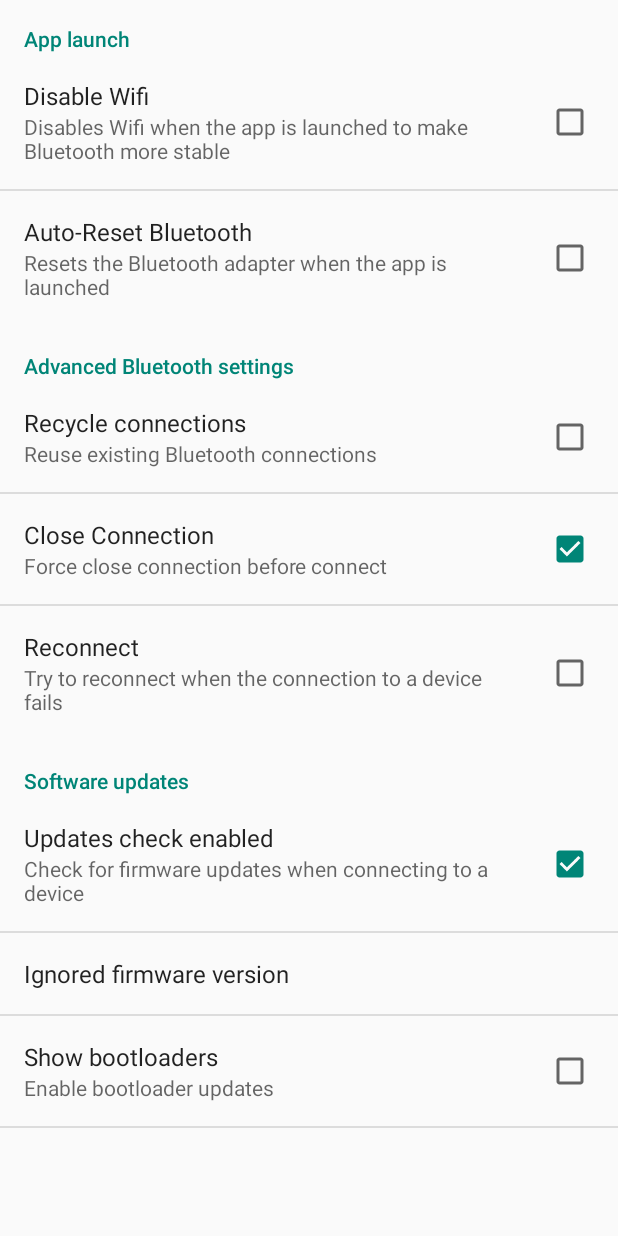
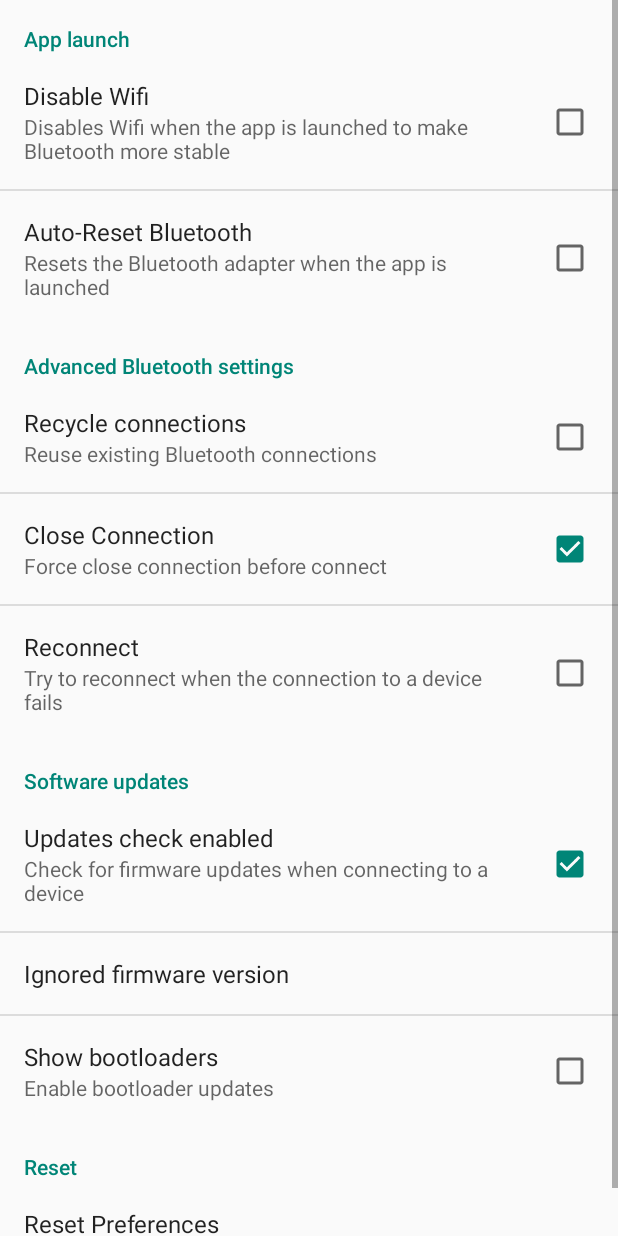
Before and after one commit to adafruit/Bluefruit_LE_Connect_Android, an Android app: the screen it shows after launch (SettingsActivity), in the options menu, after a tap on "Settings", on a phone screen of 412 x 824 dp. Run offline under Robolectric (Android 15) with nearby library versions, the phone set to English and light mode, and no system bars.

Commit message:
+ Preferences: reset (Ressolved #8) * Improved management when the blestack reports errors on basic operations

```diff
--- a/app/src/main/java/com/adafruit/bluefruit/le/connect/app/settings/PreferencesFragment.java
+++ b/app/src/main/java/com/adafruit/bluefruit/le/connect/app/settings/PreferencesFragment.java
@@ -11,15 +11,17 @@ import android.preference.PreferenceCategory;
 import android.preference.PreferenceFragment;
 import android.preference.PreferenceGroup;
 import android.preference.PreferenceManager;
+import android.util.Log;
 
 import com.adafruit.bluefruit.le.connect.BuildConfig;
 import com.adafruit.bluefruit.le.connect.R;
 import com.adafruit.bluefruit.le.connect.app.update.FirmwareUpdater;
 
-import java.util.prefs.Preferences;
-
 
 public class PreferencesFragment extends PreferenceFragment implements SharedPreferences.OnSharedPreferenceChangeListener {
+    // Log
+    private final static String TAG = PreferenceFragment.class.getSimpleName();
+
     @Override
     public void onCreate(Bundle savedInstanceState) {
         super.onCreate(savedInstanceState);
@@ -28,7 +30,24 @@ public class PreferencesFragment extends PreferenceFragment implements SharedPre
         addPreferencesFromResource(R.xml.preferences);
         initSummary(getPreferenceScreen());
 
-        PreferenceManager.setDefaultValues(getActivity(), R.xml.preferences,  false);
+        PreferenceManager.setDefaultValues(getActivity(), R.xml.preferences, false);
+        setupSpecialPreferences();
+    }
+
+    @Override
+    public void onResume() {
+        super.onResume();
+        // Set up a listener whenever a key changes
+        getPreferenceScreen().getSharedPreferences().registerOnSharedPreferenceChangeListener(this);
+    }
+
+    @Override
+    public void onSharedPreferenceChanged(SharedPreferences sharedPreferences, String key) {
+        Log.d(TAG, "Pref changed: " + key);
+        updatePrefSummary(findPreference(key));
+    }
+
+    private void setupSpecialPreferences() {
         SharedPreferences sharedPreferences = PreferenceManager.getDefaultSharedPreferences(getActivity());
 
         // Set updateserver
@@ -47,6 +66,31 @@ public class PreferencesFragment extends PreferenceFragment implements SharedPre
             etp.setText(ignoredVersion);
         }
 
+        // Set reset button
+        Preference button = findPreference(getString(R.string.pref_reset));
+        button.setOnPreferenceClickListener(new Preference.OnPreferenceClickListener() {
+            @Override
+            public boolean onPreferenceClick(Preference arg0) {
+                Log.d(TAG, "Reset preferences");
+
+                // Reset prefs
+                SharedPreferences preferences = PreferenceManager.getDefaultSharedPreferences(getActivity());
+//                PreferenceManager.setDefaultValues(getActivity(), R.xml.preferences, true);
+                SharedPreferences.Editor editor = preferences.edit();
+                editor.clear();
+                editor.commit();
+
+                // Refresh view
+                setPreferenceScreen(null);
+                addPreferencesFromResource(R.xml.preferences);
+
+                // Setup prefs
+                setupSpecialPreferences();
+
+                return true;
+            }
+        });
+
         // Hide advanced options (if not debug)
         if (!BuildConfig.DEBUG) {
             PreferenceCategory category = (PreferenceCategory) findPreference(getResources().getString(R.string.pref_key_update_settings));
@@ -58,20 +102,6 @@ public class PreferencesFragment extends PreferenceFragment implements SharedPre
 
         }
     }
-
-    @Override
-    public void onResume() {
-        super.onResume();
-        // Set up a listener whenever a key changes
-        getPreferenceScreen().getSharedPreferences().registerOnSharedPreferenceChangeListener(this);
-    }
-
-
-    @Override
-    public void onSharedPreferenceChanged(SharedPreferences sharedPreferences, String key) {
-        updatePrefSummary(findPreference(key));
-    }
-
 
     private void initSummary(Preference p) {
         if (p instanceof PreferenceGroup) {
@@ -88,19 +118,14 @@ public class PreferencesFragment extends PreferenceFragment implements SharedPre
         if (p instanceof ListPreference) {
             ListPreference listPref = (ListPreference) p;
             p.setSummary(listPref.getEntry());
-        }
-        if (p instanceof EditTextPreference) {
+        } else if (p instanceof EditTextPreference) {
             EditTextPreference editTextPref = (EditTextPreference) p;
-            if (p.getTitle().toString().contains("assword"))
-            {
-                p.setSummary("******");
-            } else {
-                p.setSummary(editTextPref.getText());
-            }
-        }
-        if (p instanceof MultiSelectListPreference) {
+            p.setSummary(editTextPref.getText());
+        } else if (p instanceof MultiSelectListPreference) {
             EditTextPreference editTextPref = (EditTextPreference) p;
             p.setSummary(editTextPref.getText());
         }
+
+
     }
 }
--- a/app/src/main/java/com/adafruit/bluefruit/le/connect/app/update/FirmwareUpdater.java
+++ b/app/src/main/java/com/adafruit/bluefruit/le/connect/app/update/FirmwareUpdater.java
@@ -212,6 +212,12 @@ public class FirmwareUpdater implements DownloadTask.DownloadTaskListener, BleMa
         }
 
         if (isNetworkAvailable()) {
+            /*
+            BleManager mBleManager = BleManager.getInstance(mContext);
+            mBleManager.disconnect();       // disconnect to let the dfu library connect to the device
+            mBleManager.close();
+*/
+
             mParentActivity = activity;
 
             mProgressDialog = new ProgressFragmentDialog();
--- a/app/src/main/res/values/strings.xml
+++ b/app/src/main/res/values/strings.xml
@@ -147,12 +147,19 @@
     <string name="settings_ignoredversion_edittitle">Version to ignore</string>
     <string name="settings_pref_bootloaders_summary">Enable bootloader updates</string>
     <string name="settings_pref_bootloaders_title">Show bootloaders</string>
+    <string name="pref_key_reset_settings">pref_key_reset_settings</string>
+    <string name="settings_category_reset">Reset</string>
+    <string name="settings_pref_reset_title">Reset Preferences</string>
+    <string name="settings_pref_reset_summmary">Restore default value for all settings</string>
 
     <string name="pref_key_update_settings">pref_key_update_settings</string>
     <string name="pref_updateserver">pref_updateserver</string>
     <string name="pref_updatesversioncheck">pref_updatesversioncheck</string>
     <string name="pref_ignoredversion">pref_ignoredversion</string>
     <string name="pref_showbootloaders">pref_showbootloaders</string>
+    <string name="pref_reset">pref_reset</string>
+
+
 
 
     <!-- Firmware & Bootloader updates -->
--- a/app/src/main/res/xml/preferences.xml
+++ b/app/src/main/res/xml/preferences.xml
@@ -37,7 +37,7 @@
             android:defaultValue="false"
             android:key="pref_gattautoconnect"
             android:summary="@string/settings_gattautoconnect_summary"
-            android:title="@string/settings_gattautoconnect_title" />
+            android:title="@string/settings_gattautoconnect_title"/>
 
     </PreferenceCategory>
 
@@ -57,10 +57,10 @@
             android:title="@string/settings_pref_updatesversioncheck_title"/>
 
         <EditTextPreference
+            android:dialogTitle="@string/settings_ignoredversion_edittitle"
             android:key="@string/pref_ignoredversion"
             android:summary="@string/settings_ignoredversion_summary"
-            android:title="@string/settings_ignoredversion_title"
-            android:dialogTitle="@string/settings_ignoredversion_edittitle"/>
+            android:title="@string/settings_ignoredversion_title"/>
 
         <CheckBoxPreference
             android:defaultValue="false"
@@ -69,11 +69,19 @@
             android:title="@string/settings_pref_bootloaders_title"/>
 
         <EditTextPreference
+            android:dialogTitle="@string/settings_updateserver_edittitle"
             android:key="@string/pref_updateserver"
             android:summary="@string/settings_updateserver_summary"
-            android:title="@string/settings_updateserver_title"
-            android:dialogTitle="@string/settings_updateserver_edittitle"/>
+            android:title="@string/settings_updateserver_title"/>
+    </PreferenceCategory>
 
-
+    <PreferenceCategory
+        android:key="@string/pref_key_reset_settings"
+        android:title="@string/settings_category_reset">
+        <Preference
+            android:key="@string/pref_reset"
+            android:title="@string/settings_pref_reset_title"
+            android:summary="@string/settings_pref_reset_summmary"
+            />
     </PreferenceCategory>
 </PreferenceScreen>
```
Also changed, not shown: app/src/main/java/com/adafruit/bluefruit/le/connect/app/MainActivity.java (+6 -3 lines), app/src/main/java/com/adafruit/bluefruit/le/connect/ble/BleManager.java (+6 -6 lines).
